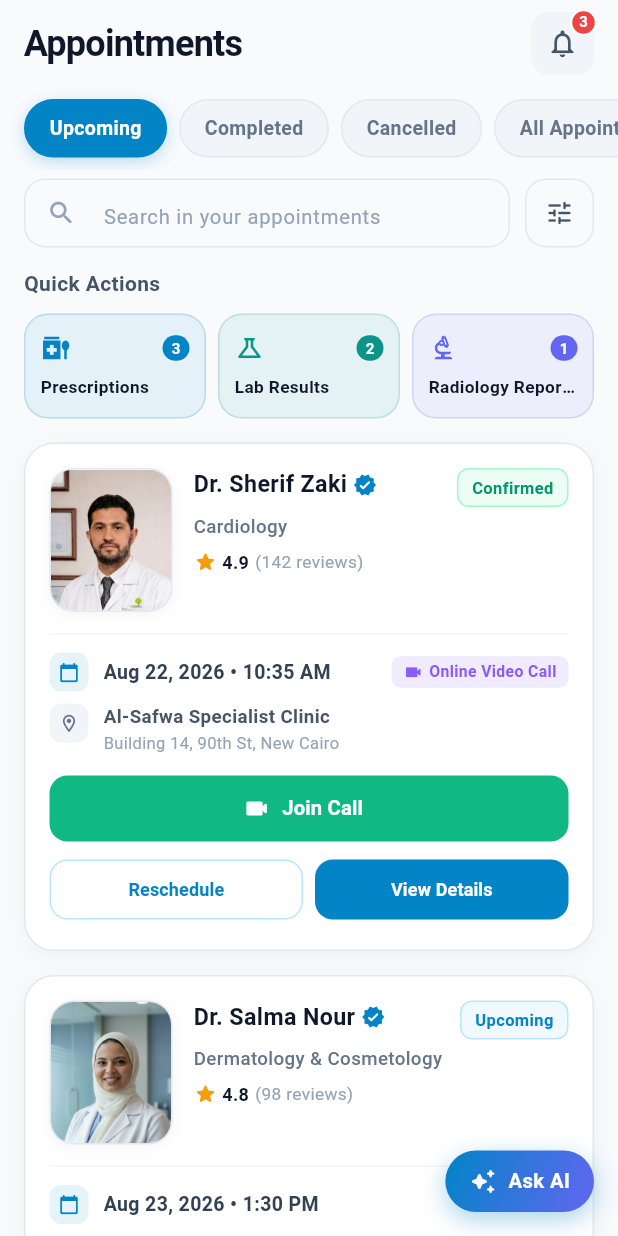
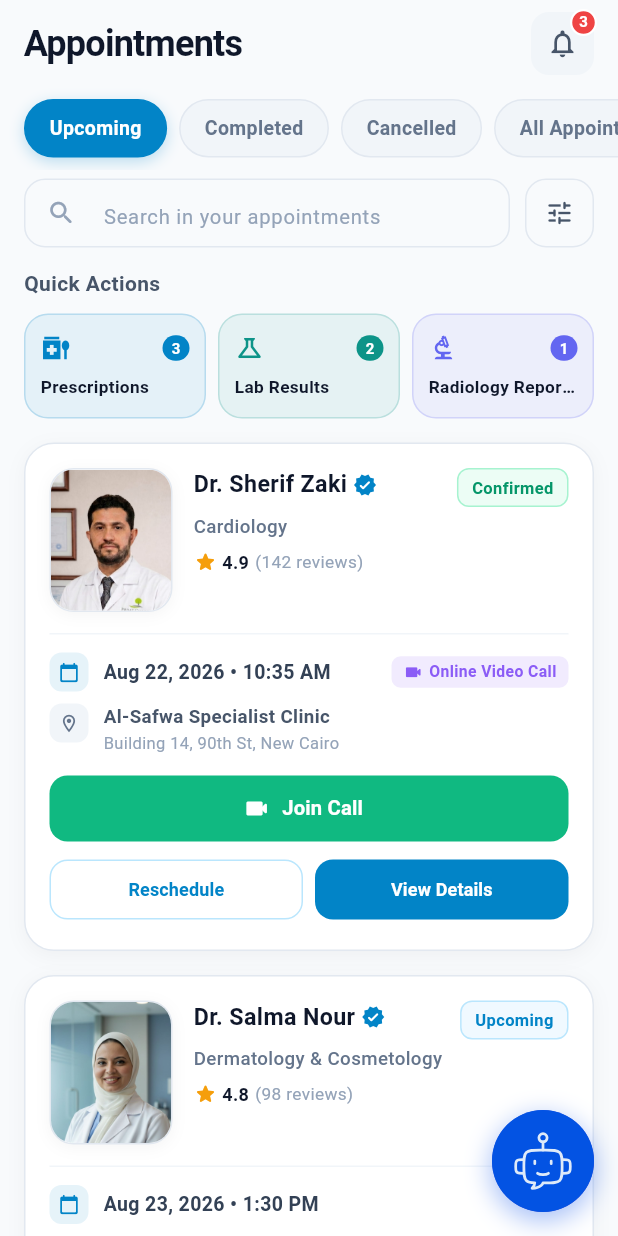
Before and after one commit to EsraaAhmed886/appoynt-api, a Flutter app: the _AppointmentsView screen opened directly, on a phone screen of 412 x 824 dp. Run offline on Flutter 3.47's test engine with Material 3 defaults, Android fonts, the phone set to English and light mode, and no system bars; our stand-ins replace connectivity_plus, dartz, dio, equatable, flutter_bloc, flutter_secure_storage and 8 more; accounts and stored records are empty.

Commit message:
[APPOYNT-169][MOBILE][FEATURE]: Redesign Ask AI floating button into circular FAB with custom Chatbot SVG asset

```diff
--- a/appoynt_moblie_app/lib/features/appointments/presentation/widgets/ask_ai_fab.dart
+++ b/appoynt_moblie_app/lib/features/appointments/presentation/widgets/ask_ai_fab.dart
@@ -3,60 +3,82 @@
  * Author: Kholoud Khaled
  * Date of Creation: 22/08/2026
  * Version Information: v1.0.0
- * Dependencies: flutter/material.dart, ../../../../core/localization/appointments_strings.dart
+ * Dependencies: flutter/material.dart, flutter_svg/flutter_svg.dart
  * Contributors: [Kholoud Khaled]
  * Last Modified Date: [Kholoud Khaled - 22/08/2026]
- * File Description: Floating AI assistant action button providing quick conversational health guidance.
+ * File Description: Prominent circular floating action button with scaled-up AI Chatbot icon (42.0px) filling ~75-80% of the circle diameter with brand glow.
  */
 
 import 'package:flutter/material.dart';
-import '../../../../core/localization/appointments_strings.dart';
+import 'package:flutter_svg/flutter_svg.dart';
 
-/// Floating AI action button with branded gradient and glow effect.
+/// Large circular floating action button displaying prominent AI icon.
 class AskAiFab extends StatelessWidget {
   final VoidCallback? onTap;
+  final String customIconAsset;
 
-  const AskAiFab({super.key, this.onTap});
+  const AskAiFab({
+    super.key,
+    this.onTap,
+    this.customIconAsset = 'assets/icons/ChatbotFAB.svg',
+  });
 
   @override
   Widget build(BuildContext context) {
-    return GestureDetector(
-      onTap: onTap,
-      child: Container(
-        padding: const EdgeInsets.symmetric(horizontal: 16.0, vertical: 11.0),
+    const double buttonSize = 68.0;
+    const double iconSize = 68.0;
+
+    return Container(
+      width: buttonSize,
+      height: buttonSize,
       decoration: BoxDecoration(
+        shape: BoxShape.circle,
         gradient: const LinearGradient(
-            colors: [Color(0xFF0284C7), Color(0xFF6366F1)],
+          colors: [
+            Color(0xFF2563EB), // Medical Primary Blue
+            Color(0xFF4338CA), // Deep Indigo
+          ],
           begin: Alignment.topLeft,
           end: Alignment.bottomRight,
         ),
-          borderRadius: BorderRadius.circular(28.0),
         boxShadow: [
           BoxShadow(
-              color: const Color(0xFF0284C7).withValues(alpha: 0.35),
+            color: const Color(0xFF2563EB).withValues(alpha: 0.4),
             blurRadius: 14.0,
+            spreadRadius: 1.0,
             offset: const Offset(0, 5),
           ),
         ],
       ),
-        child: Row(
-          mainAxisSize: MainAxisSize.min,
-          children: [
-            const Icon(
-              Icons.auto_awesome_rounded,
+      child: Material(
+        color: Colors.transparent,
+        child: InkWell(
+          onTap: onTap,
+          customBorder: const CircleBorder(),
+          splashColor: Colors.white.withValues(alpha: 0.25),
+          highlightColor: Colors.white.withValues(alpha: 0.12),
+          child: Center(
+            child: customIconAsset.endsWith('.svg')
+                ? SvgPicture.asset(
+                    customIconAsset,
+                    width: iconSize,
+                    height: iconSize,
+                    fit: BoxFit.contain,
+                  )
+                : customIconAsset.endsWith('.png')
+                    ? Image.asset(
+                        customIconAsset,
+                        width: iconSize,
+                        height: iconSize,
+                        fit: BoxFit.contain,
                         color: Colors.white,
-              size: 18.0,
-            ),
-            const SizedBox(width: 8.0),
-            Text(
-              AppointmentsStrings.of(context, 'ask_ai'),
-              style: const TextStyle(
+                      )
+                    : const Icon(
+                        Icons.smart_toy_rounded,
+                        size: iconSize,
                         color: Colors.white,
-                fontWeight: FontWeight.bold,
-                fontSize: 13.5,
                       ),
           ),
-          ],
         ),
       ),
     );
```
Also changed, not shown: appoynt_moblie_app/assets/icons/ChatbotFAB.svg (added). Lines whose indentation alone changed are shown as unchanged.
